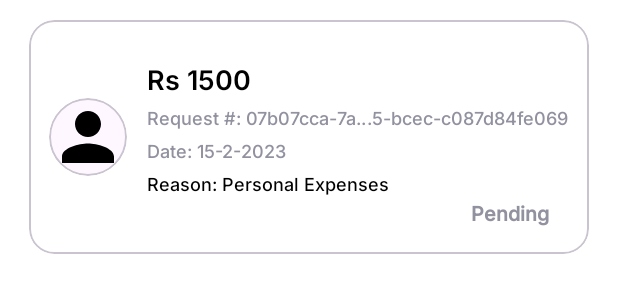
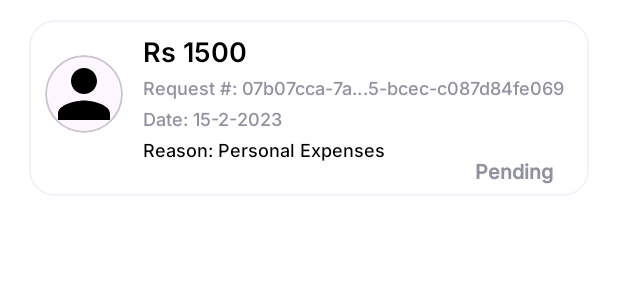
Before and after one commit to zainsh098/FundApp, an Android app: the layout my_request_item.xml on its own in the app's theme, with its tools: preview values and no code run, on a phone screen of 412 x 824 dp. Shown: the top 300 px of the screen. Run offline under Robolectric (Android 15) with nearby library versions, the phone set to English and light mode, and no system bars.

Commit message:
changes in UI

```diff
--- a/app/src/main/res/layout/fragment_menu.xml
+++ b/app/src/main/res/layout/fragment_menu.xml
@@ -223,7 +223,6 @@
             app:layout_constraintStart_toStartOf="parent"
             app:layout_constraintTop_toBottomOf="@+id/cardWithdrawFunds" />
 
-
         <com.google.android.material.card.MaterialCardView
             android:id="@+id/cardDeposit"
             style="@style/card_menu_style"
@@ -278,7 +277,6 @@
 
         </com.google.android.material.card.MaterialCardView>
 
-
         <com.google.android.material.divider.MaterialDivider
             android:id="@+id/divider4"
             android:layout_width="match_parent"
@@ -290,7 +288,6 @@
             app:layout_constraintHorizontal_bias="0.0"
             app:layout_constraintStart_toStartOf="parent"
             app:layout_constraintTop_toBottomOf="@+id/cardDeposit" />
-
 
         <com.google.android.material.card.MaterialCardView
             android:id="@+id/card5"
@@ -342,10 +339,7 @@
                     tools:ignore="ContentDescription" />
 
             </androidx.constraintlayout.widget.ConstraintLayout>
-
         </com.google.android.material.card.MaterialCardView>
-
-
     </androidx.constraintlayout.widget.ConstraintLayout>
 
 </androidx.constraintlayout.widget.ConstraintLayout>
--- a/app/src/main/res/layout/my_request_item.xml
+++ b/app/src/main/res/layout/my_request_item.xml
@@ -6,8 +6,9 @@
     android:background="@color/Light_100">
 
     <com.google.android.material.card.MaterialCardView
+        android:id="@+id/myRequestCardItem"
         android:layout_width="match_parent"
-        android:layout_height="@dimen/_120sdp"
+        android:layout_height="@dimen/_90sdp"
         android:layout_marginHorizontal="@dimen/_15sdp"
         android:layout_marginTop="@dimen/_10sdp"
         app:cardBackgroundColor="@color/Light_100"
@@ -15,17 +16,19 @@
         app:cardElevation="0dp"
         app:layout_constraintEnd_toEndOf="parent"
         app:layout_constraintStart_toStartOf="parent"
-        app:layout_constraintTop_toTopOf="parent">
+        app:layout_constraintTop_toTopOf="parent"
+        app:strokeColor="@color/Light_60">
 
         <androidx.constraintlayout.widget.ConstraintLayout
             android:layout_width="match_parent"
             android:layout_height="match_parent"
-            android:padding="@dimen/_10sdp">
+            android:paddingHorizontal="@dimen/_8sdp">
 
             <com.google.android.material.card.MaterialCardView
                 android:id="@+id/cardImage"
                 android:layout_width="@dimen/_40sdp"
                 android:layout_height="@dimen/_40sdp"
+                android:layout_marginBottom="@dimen/_15sdp"
                 app:cardCornerRadius="@dimen/_20sdp"
                 app:cardElevation="0dp"
                 app:layout_constraintBottom_toBottomOf="parent"
@@ -40,13 +43,14 @@
                     tools:ignore="ContentDescription" />
             </com.google.android.material.card.MaterialCardView>
 
-            <!-- Withdraw Amount -->
             <TextView
                 android:id="@+id/textViewWithdrawAmount"
                 style="@style/home_text_style"
                 android:layout_width="0dp"
                 android:layout_height="wrap_content"
+
                 android:layout_marginStart="@dimen/_10sdp"
+                android:layout_marginTop="8dp"
                 android:fontFamily="@font/inter_semibold"
                 android:textColor="@color/black"
                 android:textSize="@dimen/_14ssp"
@@ -55,14 +59,13 @@
                 app:layout_constraintTop_toTopOf="parent"
                 tools:text="Rs 1500" />
 
-            <!-- Transaction ID -->
             <TextView
                 android:id="@+id/textViewTransactionID"
                 style="@style/home_text_style"
                 android:layout_width="0dp"
                 android:layout_height="wrap_content"
                 android:layout_marginStart="@dimen/_10sdp"
-                android:layout_marginTop="@dimen/_4sdp"
+                android:layout_marginTop="@dimen/_3sdp"
                 android:fontFamily="@font/inter_medium"
                 android:textColor="@color/Light_20"
                 android:textSize="@dimen/_9ssp"
@@ -71,14 +74,13 @@
                 app:layout_constraintTop_toBottomOf="@id/textViewWithdrawAmount"
                 tools:text="Request #: 07b07cca-7a9d-4785-bcec-c087d84fe069" />
 
-            <!-- Transaction Date -->
             <TextView
                 android:id="@+id/textViewTransactionDate"
                 style="@style/home_text_style"
                 android:layout_width="0dp"
                 android:layout_height="wrap_content"
                 android:layout_marginStart="@dimen/_10sdp"
-                android:layout_marginTop="@dimen/_4sdp"
+                android:layout_marginTop="@dimen/_3sdp"
                 android:fontFamily="@font/inter_medium"
                 android:textColor="@color/Light_20"
                 android:textSize="@dimen/_9ssp"
@@ -87,14 +89,13 @@
                 app:layout_constraintTop_toBottomOf="@id/textViewTransactionID"
                 tools:text="Date: 15-2-2023" />
 
-            <!-- Withdraw Reason -->
             <TextView
                 android:id="@+id/textViewWithdrawReason"
                 style="@style/home_text_style"
                 android:layout_width="0dp"
                 android:layout_height="wrap_content"
                 android:layout_marginStart="@dimen/_10sdp"
-                android:layout_marginTop="@dimen/_4sdp"
+                android:layout_marginTop="@dimen/_3sdp"
                 android:fontFamily="@font/inter_medium"
                 android:textColor="@color/black"
                 android:textSize="@dimen/_9ssp"
@@ -103,14 +104,13 @@
                 app:layout_constraintTop_toBottomOf="@id/textViewTransactionDate"
                 tools:text="Reason: Personal Expenses" />
 
-            <!-- Withdrawal Status -->
             <TextView
                 android:id="@+id/textViewWithdrawlStatus"
                 style="@style/home_text_style"
                 android:layout_width="wrap_content"
                 android:layout_height="wrap_content"
                 android:layout_marginEnd="@dimen/_10sdp"
-                android:layout_marginBottom="@dimen/_4sdp"
+                android:layout_marginBottom="@dimen/_6sdp"
                 android:fontFamily="@font/inter_medium"
                 android:textColor="@color/Light_20"
                 android:textSize="@dimen/_10ssp"
--- a/app/src/main/res/layout/transaction_details_item.xml
+++ b/app/src/main/res/layout/transaction_details_item.xml
@@ -24,7 +24,6 @@
             android:layout_height="match_parent"
             android:paddingHorizontal="@dimen/_5sdp">
 
-
             <TextView
                 android:id="@+id/transcationType"
                 style="@style/home_text_style"
@@ -35,6 +34,7 @@
                 app:layout_constraintTop_toTopOf="parent"
                 app:layout_constraintWidth_percent="0.6"
                 tools:text="Deposit" />
+
             <TextView
                 android:id="@+id/transcationID"
                 style="@style/home_text_style"
@@ -58,14 +58,12 @@
                 app:layout_constraintStart_toStartOf="parent"
                 app:layout_constraintTop_toTopOf="parent" />
 
-
             <TextView
                 android:id="@+id/transcationAmount"
                 style="@style/home_text_style"
                 android:layout_marginTop="8dp"
                 android:layout_marginEnd="@dimen/_10sdp"
                 android:fontFamily="@font/inter_semibold"
-
                 android:textSize="@dimen/_12ssp"
                 app:layout_constraintEnd_toEndOf="parent"
                 app:layout_constraintTop_toTopOf="parent"
```
